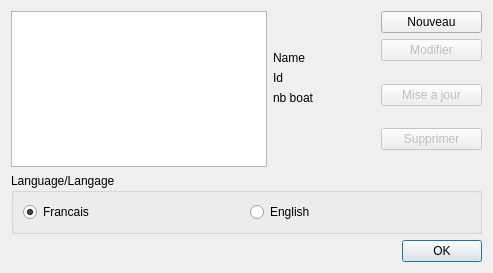
nohal/qtVlm, file src/Ui/playerAccount.ui: the form before one commit.
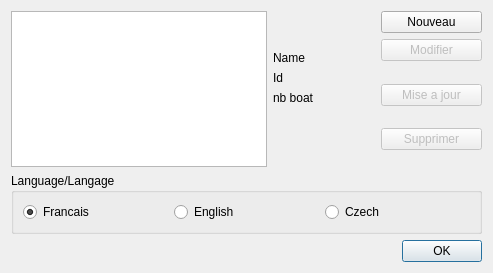
The form after the commit.

Commit message: Add Czech language

```diff
--- a/src/Ui/playerAccount.ui
+++ b/src/Ui/playerAccount.ui
@@ -203,6 +203,13 @@
         </property>
        </widget>
       </item>
+      <item>
+       <widget class="QRadioButton" name="cz">
+        <property name="text">
+         <string>Czech</string>
+        </property>
+       </widget>
+      </item>
      </layout>
     </widget>
    </item>
```
The commit also changes 14 other files.
